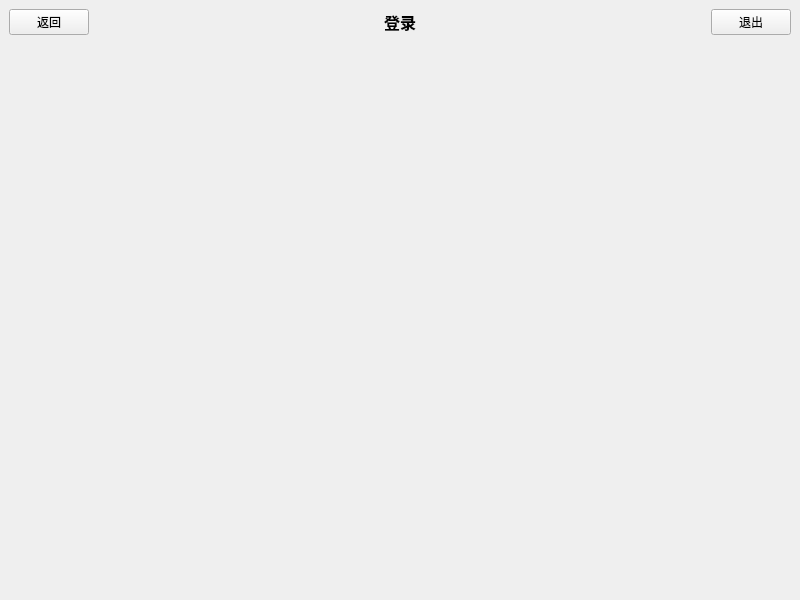
First picture: the form in practice3/HospitalUserSystem/hospitalusersystem.ui, repository xxhfln/QTCourse, before the edit.
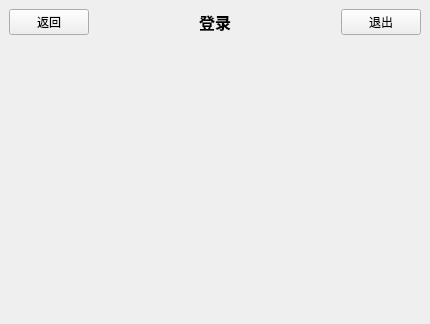
Second picture: the form after the edit.

Diff of the .ui file:
```diff
--- a/practice3/HospitalUserSystem/hospitalusersystem.ui
+++ b/practice3/HospitalUserSystem/hospitalusersystem.ui
@@ -6,8 +6,8 @@
    <rect>
     <x>0</x>
     <y>0</y>
-    <width>800</width>
-    <height>600</height>
+    <width>430</width>
+    <height>324</height>
    </rect>
   </property>
   <property name="windowTitle">
```
